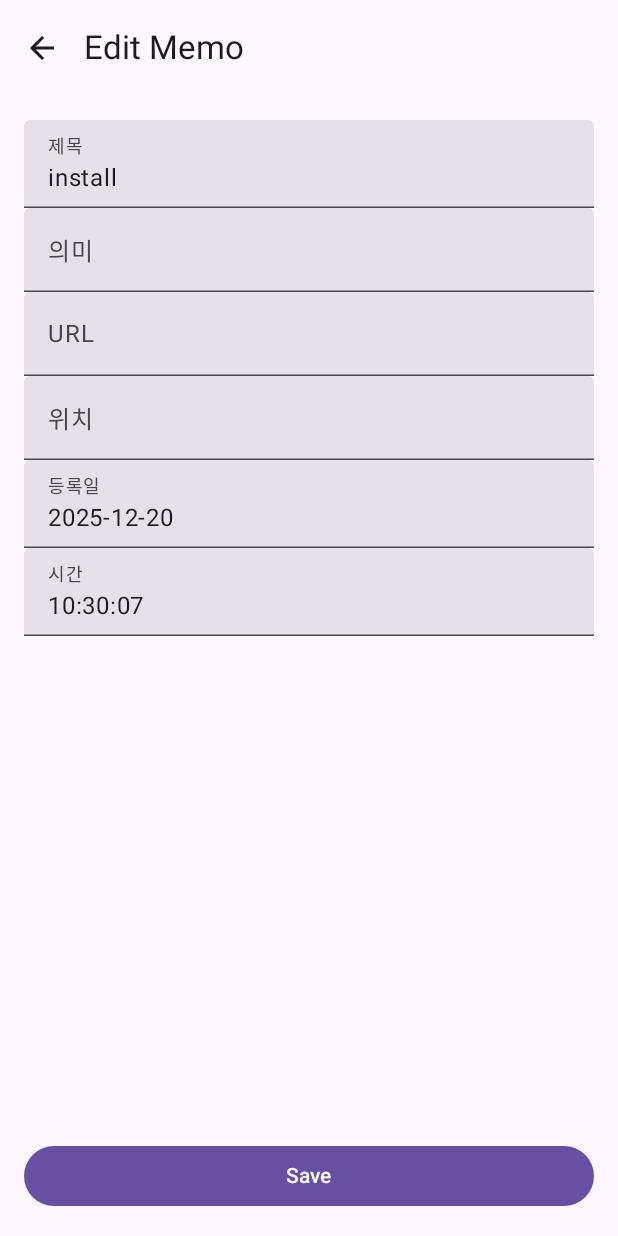
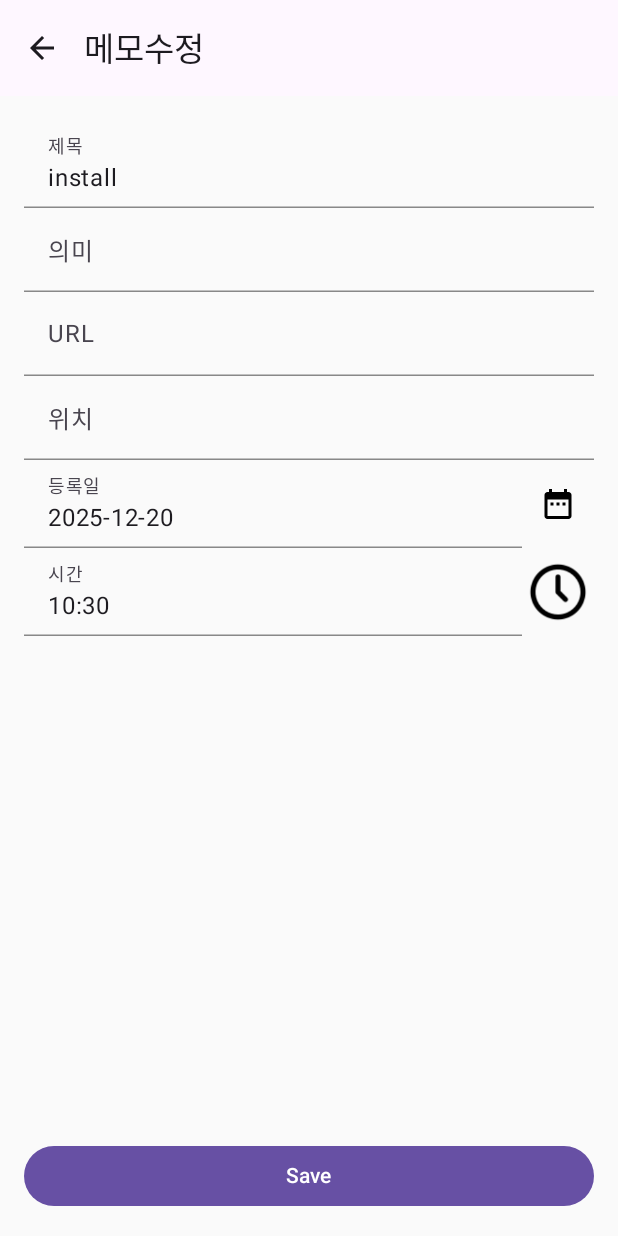
Before and after one commit to esummer9/mykeyword, an Android app built with Jetpack Compose: the composable NoteyScreen shown on its own in the app's theme, after a tap on "수정", on a phone screen of 412 x 824 dp. Run offline under Robolectric (Android 15) with nearby library versions, the phone set to English and light mode, and no system bars.

Commit message:
feature : 메모수정 모듈 변경

```diff
--- a/app/src/main/java/com/ediapp/mykeyword/EditMemoActivity.kt
+++ b/app/src/main/java/com/ediapp/mykeyword/EditMemoActivity.kt
@@ -1,23 +1,29 @@
 package com.ediapp.mykeyword
 
+import android.app.DatePickerDialog
+import android.app.TimePickerDialog
 import android.os.Bundle
 import androidx.activity.ComponentActivity
 import androidx.activity.compose.setContent
 import androidx.compose.foundation.layout.Column
+import androidx.compose.foundation.layout.Row
 import androidx.compose.foundation.layout.fillMaxWidth
 import androidx.compose.foundation.layout.padding
 import androidx.compose.foundation.rememberScrollState
 import androidx.compose.foundation.verticalScroll
 import androidx.compose.material.icons.Icons
 import androidx.compose.material.icons.automirrored.filled.ArrowBack
+import androidx.compose.material.icons.filled.DateRange
 import androidx.compose.material3.Button
 import androidx.compose.material3.ExperimentalMaterial3Api
 import androidx.compose.material3.Icon
 import androidx.compose.material3.IconButton
+import androidx.compose.material3.IconButtonDefaults
 import androidx.compose.material3.MaterialTheme
 import androidx.compose.material3.Scaffold
 import androidx.compose.material3.Text
 import androidx.compose.material3.TextField
+import androidx.compose.material3.TextFieldDefaults
 import androidx.compose.material3.TopAppBar
 import androidx.compose.runtime.Composable
 import androidx.compose.runtime.LaunchedEffect
@@ -26,15 +32,21 @@ import androidx.compose.runtime.mutableStateOf
 import androidx.compose.runtime.remember
 import androidx.compose.runtime.rememberCoroutineScope
 import androidx.compose.runtime.setValue
+import androidx.compose.ui.Alignment
 import androidx.compose.ui.Modifier
+import androidx.compose.ui.graphics.Color
 import androidx.compose.ui.platform.LocalContext
+import androidx.compose.ui.platform.LocalInspectionMode
+import androidx.compose.ui.res.painterResource
+import androidx.compose.ui.res.stringResource
+import androidx.compose.ui.tooling.preview.Preview
 import androidx.compose.ui.unit.dp
 import com.ediapp.mykeyword.ui.notey.Memo
 import kotlinx.coroutines.Dispatchers
 import kotlinx.coroutines.launch
 import kotlinx.coroutines.withContext
+import java.text.SimpleDateFormat
 import java.util.Calendar
-import java.text.SimpleDateFormat
 import java.util.Locale
 
 
@@ -56,11 +68,14 @@ class EditMemoActivity : ComponentActivity() {
     }
 }
 
+
+
 @OptIn(ExperimentalMaterial3Api::class)
 @Composable
 fun EditMemoScreen(memoId: Long, onSave: () -> Unit, onNavigateBack: () -> Unit) {
     val context = LocalContext.current
-    val dbHelper = remember { DatabaseHelper.getInstance(context) }
+    val inPreview = LocalInspectionMode.current
+    val dbHelper = if (inPreview) null else remember { DatabaseHelper.getInstance(context) }
     var memo by remember { mutableStateOf<Memo?>(null) }
     val scope = rememberCoroutineScope()
 
@@ -68,37 +83,78 @@ fun EditMemoScreen(memoId: Long, onSave: () -> Unit, onNavigateBack: () -> Unit)
     var title by remember { mutableStateOf("") }
     var meaning by remember { mutableStateOf("") }
     var url by remember { mutableStateOf("") }
-    var regDt by remember { mutableStateOf("") }
-    var regTm by remember { mutableStateOf("") }
+    var calendar by remember { mutableStateOf(Calendar.getInstance()) }
     var address by remember { mutableStateOf("") }
     var sido by remember { mutableStateOf("") }
     var sigungu by remember { mutableStateOf("") }
     var eupmyeondong by remember { mutableStateOf("") }
 
+    val transparentTextFieldColors = TextFieldDefaults.colors(
+        focusedContainerColor = Color.Transparent,
+        unfocusedContainerColor = Color.Transparent,
+        disabledContainerColor = Color.Transparent,
+        focusedIndicatorColor = Color.Gray,
+        unfocusedIndicatorColor = Color.Gray,
+        disabledIndicatorColor = Color.Transparent
+    )
 
     LaunchedEffect(memoId) {
+        if (!inPreview) {
             memo = withContext(Dispatchers.IO) {
-            dbHelper.getMemoById(memoId)
+                dbHelper?.getMemoById(memoId)
             }
             memo?.let {
                 title = it.title ?: ""
                 meaning = it.meaning ?: ""
                 url = it.url ?: ""
-            regDt = it.regDt?.toString() ?: ""
-            regTm = it.regTm?.toString() ?: ""
+                it.regDate?.let { date ->
+                    val newCal = Calendar.getInstance()
+                    newCal.timeInMillis = date
+                    calendar = newCal
+                }
                 address = it.address ?: ""
                 sido = it.sido ?: ""
                 sigungu = it.sigungu ?: ""
                 eupmyeondong = it.eupmyeondong ?: ""
             }
         }
+    }
+
+    val dateFormat = remember { SimpleDateFormat("yyyy-MM-dd", Locale.getDefault()) }
+    val timeFormat = remember { SimpleDateFormat("HH:mm", Locale.getDefault()) }
+
+    val datePickerDialog = DatePickerDialog(
+        context,
+        { _, year, month, dayOfMonth ->
+            val newCal = calendar.clone() as Calendar
+            newCal.set(year, month, dayOfMonth)
+            calendar = newCal
+        },
+        calendar.get(Calendar.YEAR),
+        calendar.get(Calendar.MONTH),
+        calendar.get(Calendar.DAY_OF_MONTH)
+    )
+
+    val timePickerDialog = TimePickerDialog(
+        context,
+        { _, hourOfDay, minute ->
+            val newCal = calendar.clone() as Calendar
+            newCal.set(Calendar.HOUR_OF_DAY, hourOfDay)
+            newCal.set(Calendar.MINUTE, minute)
+            calendar = newCal
+        },
+        calendar.get(Calendar.HOUR_OF_DAY),
+        calendar.get(Calendar.MINUTE),
+        true // 24 hour view
+    )
 
     Scaffold(
+        containerColor = Color.Transparent,
         topBar = {
             TopAppBar(
-                title = { Text("Edit Memo") },
+                title = { Text(stringResource(id = R.string.edit_memo)) },
                 navigationIcon = {
-                    IconButton(onClick = onNavigateBack) {
+                    IconButton(onClick = onNavigateBack, colors = IconButtonDefaults.iconButtonColors(containerColor = Color.Transparent)) {
                         Icon(
                             imageVector = Icons.AutoMirrored.Filled.ArrowBack,
                             contentDescription = "Back"
@@ -113,18 +169,16 @@ fun EditMemoScreen(memoId: Long, onSave: () -> Unit, onNavigateBack: () -> Unit)
                     .fillMaxWidth()
                     .padding(16.dp),
                 onClick = {
+                    if (!inPreview) {
                         scope.launch {
                             withContext(Dispatchers.IO) {
-                            val dateFormat = SimpleDateFormat("yyyy-MM-dd HH:mm", Locale.getDefault())
-                            val regDate = dateFormat.parse("$regDt $regTm")?.time ?: 0L
-
-                            dbHelper.updateMemo(
+                                dbHelper?.updateMemo(
                                     id = memoId,
                                     title = title,
                                     mean = meaning,
                                     address = address,
                                     url = url,
-                                regDate = regDate
+                                    regDate = calendar.timeInMillis
                                 )
 //                            dbHelper.addKeywords(title, memoId)
                             }
@@ -132,25 +186,54 @@ fun EditMemoScreen(memoId: Long, onSave: () -> Unit, onNavigateBack: () -> Unit)
                                 onSave()
                             }
                         }
+                    } else {
+                        onSave()
+                    }
                 }
             ) {
                 Text("Save")
             }
         }
     ) { padding ->
-        if (memo != null) {
+        if (memo != null || inPreview) {
             Column(
                 modifier = Modifier
                     .padding(padding)
                     .padding(16.dp)
                     .verticalScroll(rememberScrollState())
             ) {
-                TextField(value = title, onValueChange = { title = it }, label = { Text("제목") }, modifier = Modifier.fillMaxWidth()) // TODO: Add other fields
-                TextField(value = meaning, onValueChange = { meaning = it }, label = { Text("의미") }, modifier = Modifier.fillMaxWidth())
-                TextField(value = url, onValueChange = { url = it }, label = { Text("URL") }, modifier = Modifier.fillMaxWidth())
-                TextField(value = address, onValueChange = { address = it }, label = { Text("위치") }, modifier = Modifier.fillMaxWidth())
-                TextField(value = regDt, onValueChange = { regDt = it }, label = { Text("등록일") }, modifier = Modifier.fillMaxWidth())
-                TextField(value = regTm, onValueChange = { regTm = it }, label = { Text("시간") }, modifier = Modifier.fillMaxWidth())
+
+
+                TextField(value = title, onValueChange = { title = it }, label = { Text(stringResource(id = R.string.title)) }, modifier = Modifier.fillMaxWidth(), colors = transparentTextFieldColors)
+                TextField(value = meaning, onValueChange = { meaning = it }, label = { Text("의미") }, modifier = Modifier.fillMaxWidth(), colors = transparentTextFieldColors)
+                TextField(value = url, onValueChange = { url = it }, label = { Text("URL") }, modifier = Modifier.fillMaxWidth(), colors = transparentTextFieldColors)
+                TextField(value = address, onValueChange = { address = it }, label = { Text("위치") }, modifier = Modifier.fillMaxWidth(), colors = transparentTextFieldColors)
+                Row(verticalAlignment = Alignment.CenterVertically) {
+                    TextField(
+                        value = dateFormat.format(calendar.time),
+                        onValueChange = { },
+                        label = { Text(stringResource(id = R.string.registration_date)) },
+                        modifier = Modifier.weight(1f),
+                        readOnly = true,
+                        colors = transparentTextFieldColors
+                    )
+                    IconButton(onClick = { datePickerDialog.show() }, colors = IconButtonDefaults.iconButtonColors(containerColor = Color.Transparent)) {
+                        Icon(Icons.Default.DateRange, contentDescription = "Select date")
+                    }
+                }
+                Row(verticalAlignment = Alignment.CenterVertically) {
+                    TextField(
+                        value = timeFormat.format(calendar.time),
+                        onValueChange = { },
+                        label = { Text("시간") },
+                        modifier = Modifier.weight(1f),
+                        readOnly = true,
+                        colors = transparentTextFieldColors
+                    )
+                    IconButton(onClick = { timePickerDialog.show() }, colors = IconButtonDefaults.iconButtonColors(containerColor = Color.Transparent)) {
+                        Icon(painter = painterResource(id = R.drawable.time), contentDescription = "Select time")
+                    }
+                }
             }
         } else {
             // Show a loading indicator or a message
@@ -158,3 +241,11 @@ fun EditMemoScreen(memoId: Long, onSave: () -> Unit, onNavigateBack: () -> Unit)
         }
     }
 }
+
+@Preview(showBackground = true)
+@Composable
+fun EditMemoScreenPreview() {
+    MaterialTheme {
+        EditMemoScreen(memoId = -1L, onSave = {}, onNavigateBack = {})
+    }
+}
--- a/app/src/main/java/com/ediapp/mykeyword/MyApplication.kt
+++ b/app/src/main/java/com/ediapp/mykeyword/MyApplication.kt
@@ -7,9 +7,11 @@ import kotlinx.coroutines.launch
 
 class MyApplication : Application() {
 
+
+
     // lateinit으로 초기화를 지연시킵니다.
     lateinit var morphemeAnalyzer: KomoranAnalyzer
-        private set
+       private set
 
     override fun onCreate() {
         super.onCreate()
--- a/app/src/main/java/com/ediapp/mykeyword/service/NotificationService.kt
+++ b/app/src/main/java/com/ediapp/mykeyword/service/NotificationService.kt
@@ -95,7 +95,7 @@ class NotificationService : Service() {
 
     private fun createNotificationChannel() {
         if (Build.VERSION.SDK_INT >= Build.VERSION_CODES.O) {
-            val name = "빠른 메모"
+            val name = getString(R.string.quick_memo)
             val descriptionText = "빠른 메모 알림"
             val importance = NotificationManager.IMPORTANCE_LOW
             val channel = NotificationChannel(CHANNEL_ID, name, importance).apply {
@@ -110,7 +110,7 @@ class NotificationService : Service() {
     private fun createNotification(): android.app.Notification {
         // Memo Action
         val remoteInputMemo = RemoteInput.Builder(KEY_TEXT_REPLY).run {
-            setLabel("빠른 메모")
+            setLabel(getString(R.string.quick_memo))
             build()
         }
         val replyIntent = Intent(this, NotificationService::class.java).apply {
@@ -180,7 +180,7 @@ class NotificationService : Service() {
 
         return NotificationCompat.Builder(this, CHANNEL_ID)
             .setSmallIcon(R.drawable.memo)
-            .setContentTitle("빠른 메모")
+            .setContentTitle(getString(R.string.quick_memo))
 //            .setContentText("여기에 메모를 추가하세요.")
             .setPriority(NotificationCompat.PRIORITY_LOW)
             .setContentIntent(pendingIntent)
--- a/app/src/main/java/com/ediapp/mykeyword/ui/notey/NoteyScreen.kt
+++ b/app/src/main/java/com/ediapp/mykeyword/ui/notey/NoteyScreen.kt
@@ -9,6 +9,7 @@ import androidx.compose.foundation.layout.Column
 import androidx.compose.foundation.layout.Row
 import androidx.compose.foundation.layout.fillMaxWidth
 import androidx.compose.foundation.layout.padding
+import androidx.compose.foundation.layout.size
 import androidx.compose.foundation.lazy.LazyColumn
 import androidx.compose.foundation.lazy.items
 import androidx.compose.material.icons.Icons
@@ -39,6 +40,7 @@ import androidx.compose.ui.Modifier
 import androidx.compose.ui.graphics.Color
 import androidx.compose.ui.platform.LocalContext
 import androidx.compose.ui.res.painterResource
+import androidx.compose.ui.res.stringResource
 import androidx.compose.ui.text.font.FontWeight
 import androidx.compose.ui.unit.dp
 import com.ediapp.mykeyword.DatabaseHelper
@@ -181,7 +183,7 @@ fun NoteyScreen() {
                                     intent.putExtra("MEMO_ID", memo.id)
                                     context.startActivity(intent)
                                 }) {
-                                    Icon(painter = painterResource(id = R.drawable.edit_tool), contentDescription = "수정")
+                                    Icon(painter = painterResource(id = R.drawable.edit_tool), contentDescription = "수정", modifier = Modifier.size(30.dp))
                                 }
                             }
                         }
@@ -238,7 +240,7 @@ fun NoteyScreen() {
                     TextField(
                         value = title,
                         onValueChange = { title = it },
-                        label = { Text("Title") }
+                        label = { Text(stringResource(id = R.string.title)) }
                     )
                     Row(
                         modifier = Modifier.fillMaxWidth(),
--- a/app/src/main/res/values/strings.xml
+++ b/app/src/main/res/values/strings.xml
@@ -1,3 +1,7 @@
 <resources>
     <string name="app_name">NOTEY</string>
+    <string name="title">제목</string>
+    <string name="registration_date">등록일</string>
+    <string name="edit_memo">메모수정</string>
+    <string name="quick_memo">빠른 메모</string>
 </resources>
```
Also changed, not shown: app/src/main/res/drawable/time.png (added). Lines whose indentation alone changed are shown as unchanged.
